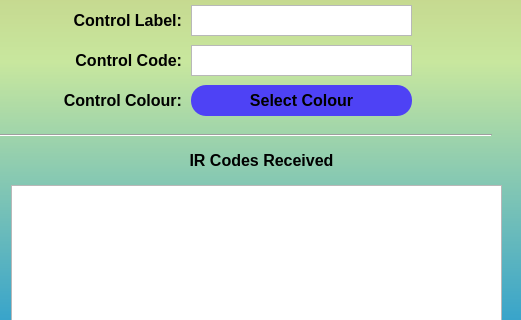
Old version of the form pc_software/ui/mainScreenUI.ui in the repository aburo8/ir-remote-saturn-yellow; both pictures show x 529 to 1050 and y 515 to 835 of the 1050 by 920 pixel window.
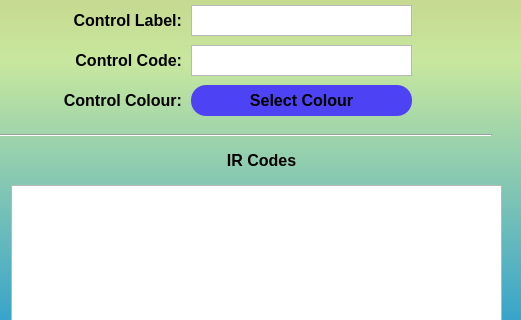
New version of the form.

```diff
--- a/pc_software/ui/mainScreenUI.ui
+++ b/pc_software/ui/mainScreenUI.ui
@@ -870,7 +870,7 @@
 color:rgb(0,0,0);</string>
      </property>
      <property name="text">
-      <string>IR Codes Received</string>
+      <string>IR Codes</string>
      </property>
      <property name="alignment">
       <set>Qt::AlignCenter</set>
```
Left out of the diff: 2 changed lines with no effect on the pictures.
